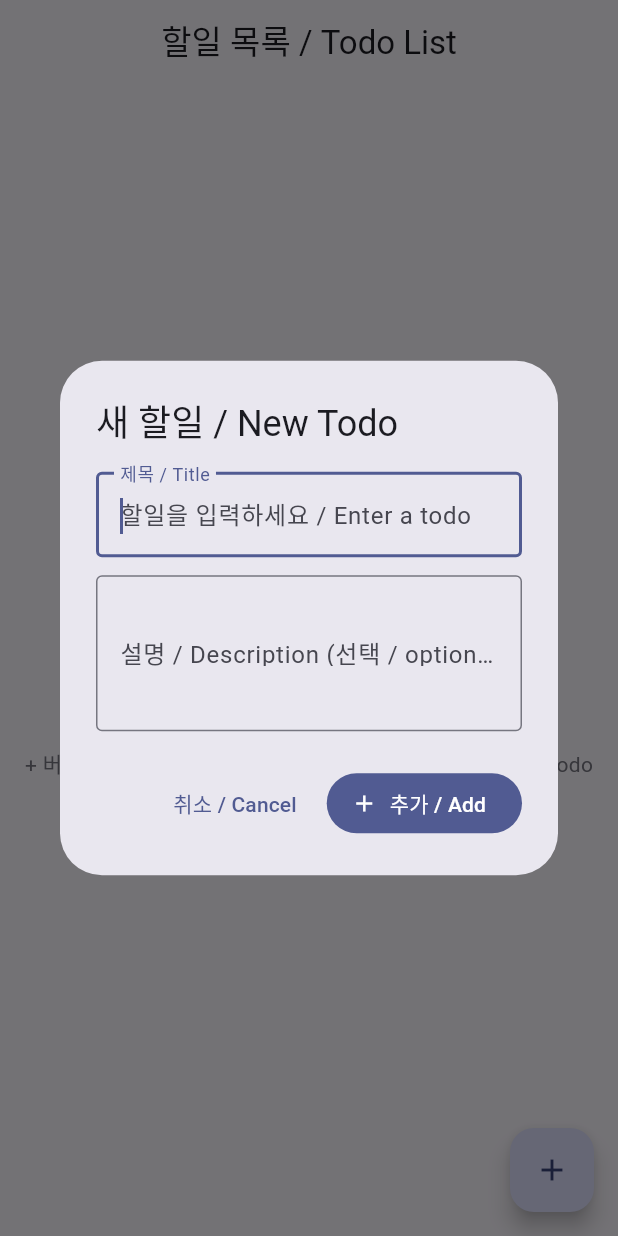
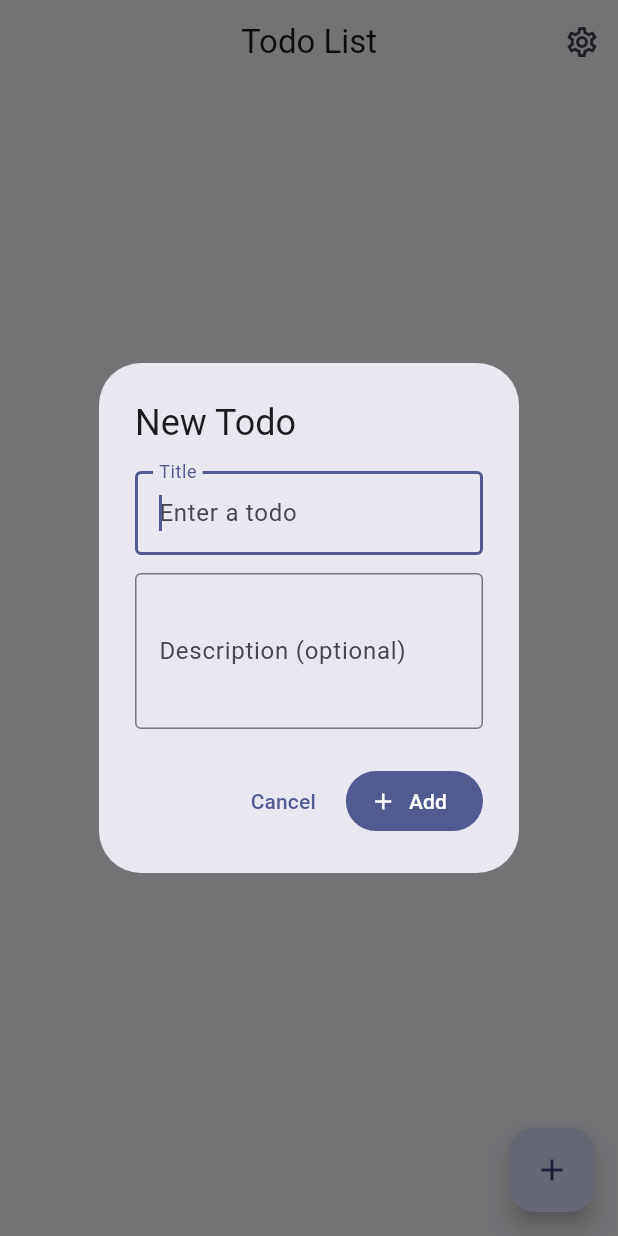
Before and after one commit to gunug/todo-app, a Flutter app: the screen it shows after launch, after a tap on the "add" icon, on a phone screen of 412 x 824 dp. Run offline on Flutter 3.47's test engine with Material 3 defaults, Android fonts, the phone set to English and light mode, and no system bars; our stand-ins replace hive_ce, hive_ce_flutter; accounts and stored records are empty; statements that could not run were skipped.

Commit message:
feat: AI 생성 아이콘 적용 및 버전 1.3.2+12 (설정 기능 추가)
- gpt-image-1로 생성한 인디고→퍼플 그라디언트 아이콘 교체 (mipmap 전체 + round)
- adaptive icon XML 추가 (mipmap-anydpi-v26)
- 설정 화면 및 SettingsService 추가, 다국어 지원(l10n)
- 버전 1.3.1+11 → 1.3.2+12

Co-Authored-By: Claude Sonnet 4.6 <noreply@anthropic.com>

```diff
--- a/lib/app.dart
+++ b/lib/app.dart
@@ -1,17 +1,38 @@
 import 'package:flutter/material.dart';
+import 'package:flutter_localizations/flutter_localizations.dart';
+import 'package:todo_lock_app/l10n/app_l10n.dart';
 import 'package:todo_lock_app/screens/home_screen.dart';
 import 'package:todo_lock_app/services/hive_service.dart';
+import 'package:todo_lock_app/services/settings_service.dart';
 
 class TodoApp extends StatelessWidget {
   final HiveService hiveService;
+  final SettingsService settingsService;
+  final ValueNotifier<Locale> localeNotifier;
 
-  const TodoApp({super.key, required this.hiveService});
+  const TodoApp({
+    super.key,
+    required this.hiveService,
+    required this.settingsService,
+    required this.localeNotifier,
+  });
 
   @override
   Widget build(BuildContext context) {
+    return ValueListenableBuilder<Locale>(
+      valueListenable: localeNotifier,
+      builder: (context, locale, _) {
         return MaterialApp(
           title: 'TodoLift',
           debugShowCheckedModeBanner: false,
+          locale: locale,
+          localizationsDelegates: const [
+            AppL10nDelegate(),
+            GlobalMaterialLocalizations.delegate,
+            GlobalWidgetsLocalizations.delegate,
+            GlobalCupertinoLocalizations.delegate,
+          ],
+          supportedLocales: const [Locale('ko'), Locale('en')],
           theme: ThemeData(
             colorSchemeSeed: Colors.indigo,
             useMaterial3: true,
@@ -23,7 +44,13 @@ class TodoApp extends StatelessWidget {
             brightness: Brightness.dark,
           ),
           themeMode: ThemeMode.system,
-      home: HomeScreen(hiveService: hiveService),
+          home: HomeScreen(
+            hiveService: hiveService,
+            settingsService: settingsService,
+            localeNotifier: localeNotifier,
+          ),
+        );
+      },
     );
   }
 }
--- /dev/null
+++ b/lib/l10n/app_l10n.dart
@@ -0,0 +1,49 @@
+import 'package:flutter/material.dart';
+
+class AppL10n {
+  final String languageCode;
+  const AppL10n(this.languageCode);
+
+  static AppL10n of(BuildContext context) {
+    return Localizations.of<AppL10n>(context, AppL10n) ?? const AppL10n('ko');
+  }
+
+  bool get isKo => languageCode == 'ko';
+
+  String get appTitle => isKo ? '할일 목록' : 'Todo List';
+  String get newTodo => isKo ? '새 할일' : 'New Todo';
+  String get editTodo => isKo ? '할일 수정' : 'Edit Todo';
+  String get titleLabel => isKo ? '제목' : 'Title';
+  String get titleHint => isKo ? '할일을 입력하세요' : 'Enter a todo';
+  String get titleRequired => isKo ? '제목을 입력해주세요' : 'Please enter a title';
+  String get descriptionLabel => isKo ? '설명 (선택)' : 'Description (optional)';
+  String get descriptionHint => isKo ? '상세 설명을 입력하세요' : 'Enter a description';
+  String get cancel => isKo ? '취소' : 'Cancel';
+  String get save => isKo ? '저장' : 'Save';
+  String get add => isKo ? '추가' : 'Add';
+  String get emptyTitle => isKo ? '할일이 없습니다' : 'No todos';
+  String get emptySubtitle => isKo ? '+ 버튼을 눌러 새 할일을 추가하세요' : 'Tap + to add a new todo';
+  String deletedMessage(String title) =>
+      isKo ? "'$title' 삭제됨" : "'$title' deleted";
+  String get undo => isKo ? '되돌리기' : 'Undo';
+  String get confirm => isKo ? '확인' : 'Confirm';
+  String elapsedDays(int days) => isKo ? '+$days일' : '+${days}day';
+  String get settings => isKo ? '설정' : 'Settings';
+  String get language => isKo ? '언어' : 'Language';
+  String get korean => '한국어';
+  String get english => 'English';
+}
+
+class AppL10nDelegate extends LocalizationsDelegate<AppL10n> {
+  const AppL10nDelegate();
+
+  @override
+  bool isSupported(Locale locale) =>
+      locale.languageCode == 'ko' || locale.languageCode == 'en';
+
+  @override
+  Future<AppL10n> load(Locale locale) async => AppL10n(locale.languageCode);
+
+  @override
+  bool shouldReload(AppL10nDelegate old) => false;
+}
--- a/lib/main.dart
+++ b/lib/main.dart
@@ -1,6 +1,7 @@
 import 'package:flutter/material.dart';
 import 'package:todo_lock_app/app.dart';
 import 'package:todo_lock_app/services/hive_service.dart';
+import 'package:todo_lock_app/services/settings_service.dart';
 
 void main() async {
   WidgetsFlutterBinding.ensureInitialized();
@@ -8,5 +9,20 @@ void main() async {
   final hiveService = HiveService();
   await hiveService.init();
 
-  runApp(TodoApp(hiveService: hiveService));
+  final settingsService = SettingsService();
+  await settingsService.init();
+
+  final deviceLang =
+      WidgetsBinding.instance.platformDispatcher.locale.languageCode;
+  final savedLang = settingsService.getSavedLanguage();
+  final initialLang =
+      savedLang ?? (deviceLang == 'ko' ? 'ko' : 'en');
+
+  final localeNotifier = ValueNotifier<Locale>(Locale(initialLang));
+
+  runApp(TodoApp(
+    hiveService: hiveService,
+    settingsService: settingsService,
+    localeNotifier: localeNotifier,
+  ));
 }
--- a/lib/screens/add_edit_todo_screen.dart
+++ b/lib/screens/add_edit_todo_screen.dart
@@ -1,4 +1,5 @@
 import 'package:flutter/material.dart';
+import 'package:todo_lock_app/l10n/app_l10n.dart';
 import 'package:todo_lock_app/models/todo.dart';
 import 'package:todo_lock_app/services/hive_service.dart';
 import 'package:uuid/uuid.dart';
@@ -66,8 +67,9 @@ class _AddEditTodoDialogState extends State<AddEditTodoDialog> {
 
   @override
   Widget build(BuildContext context) {
+    final l10n = AppL10n.of(context);
     return AlertDialog(
-      title: Text(_isEditing ? '할일 수정 / Edit Todo' : '새 할일 / New Todo'),
+      title: Text(_isEditing ? l10n.editTodo : l10n.newTodo),
       scrollable: true,
       content: Form(
         key: _formKey,
@@ -76,16 +78,16 @@ class _AddEditTodoDialogState extends State<AddEditTodoDialog> {
           children: [
             TextFormField(
               controller: _titleController,
-              decoration: const InputDecoration(
-                labelText: '제목 / Title',
-                hintText: '할일을 입력하세요 / Enter a todo',
-                border: OutlineInputBorder(),
+              decoration: InputDecoration(
+                labelText: l10n.titleLabel,
+                hintText: l10n.titleHint,
+                border: const OutlineInputBorder(),
               ),
               autofocus: !_isEditing,
               textInputAction: TextInputAction.next,
               validator: (value) {
                 if (value == null || value.trim().isEmpty) {
-                  return '제목을 입력해주세요 / Please enter a title';
+                  return l10n.titleRequired;
                 }
                 return null;
               },
@@ -93,10 +95,10 @@ class _AddEditTodoDialogState extends State<AddEditTodoDialog> {
             const SizedBox(height: 12),
             TextFormField(
               controller: _descriptionController,
-              decoration: const InputDecoration(
-                labelText: '설명 / Description (선택 / optional)',
-                hintText: '상세 설명을 입력하세요 / Enter a description',
-                border: OutlineInputBorder(),
+              decoration: InputDecoration(
+                labelText: l10n.descriptionLabel,
+                hintText: l10n.descriptionHint,
+                border: const OutlineInputBorder(),
               ),
               maxLines: 3,
               textInputAction: TextInputAction.done,
@@ -107,12 +109,12 @@ class _AddEditTodoDialogState extends State<AddEditTodoDialog> {
       actions: [
         TextButton(
           onPressed: () => Navigator.pop(context),
-          child: const Text('취소 / Cancel'),
+          child: Text(l10n.cancel),
         ),
         FilledButton.icon(
           onPressed: _save,
           icon: Icon(_isEditing ? Icons.save : Icons.add),
-          label: Text(_isEditing ? '저장 / Save' : '추가 / Add'),
+          label: Text(_isEditing ? l10n.save : l10n.add),
         ),
       ],
     );
--- a/lib/screens/home_screen.dart
+++ b/lib/screens/home_screen.dart
@@ -1,15 +1,25 @@
 import 'package:flutter/material.dart';
 import 'package:hive_ce_flutter/hive_flutter.dart';
+import 'package:todo_lock_app/l10n/app_l10n.dart';
 import 'package:todo_lock_app/models/todo.dart';
 import 'package:todo_lock_app/screens/add_edit_todo_screen.dart';
+import 'package:todo_lock_app/screens/settings_screen.dart';
 import 'package:todo_lock_app/services/hive_service.dart';
+import 'package:todo_lock_app/services/settings_service.dart';
 import 'package:todo_lock_app/widgets/empty_state_widget.dart';
 import 'package:todo_lock_app/widgets/todo_list_tile.dart';
 
 class HomeScreen extends StatefulWidget {
   final HiveService hiveService;
+  final SettingsService settingsService;
+  final ValueNotifier<Locale> localeNotifier;
 
-  const HomeScreen({super.key, required this.hiveService});
+  const HomeScreen({
+    super.key,
+    required this.hiveService,
+    required this.settingsService,
+    required this.localeNotifier,
+  });
 
   @override
   State<HomeScreen> createState() => _HomeScreenState();
@@ -25,26 +35,26 @@ class _HomeScreenState extends State<HomeScreen> {
     await widget.hiveService.deleteTodo(todo.id);
 
     if (!mounted) return;
+    final l10n = AppL10n.of(context);
     final messenger = ScaffoldMessenger.of(context);
     messenger.showSnackBar(
       SnackBar(
-        // Stays until user taps 확인 or 되돌리기 — no auto-dismiss
         duration: const Duration(days: 1),
         content: Row(
           children: [
-            Expanded(child: Text("'${todo.title}' 삭제됨 / Deleted")),
+            Expanded(child: Text(l10n.deletedMessage(todo.title))),
             TextButton(
               style: TextButton.styleFrom(foregroundColor: Colors.white),
               onPressed: () {
                 messenger.hideCurrentSnackBar();
                 _restoreTodo(todo);
               },
-              child: const Text('되돌리기 / Undo'),
+              child: Text(l10n.undo),
             ),
             TextButton(
               style: TextButton.styleFrom(foregroundColor: Colors.white),
               onPressed: () => messenger.hideCurrentSnackBar(),
-              child: const Text('확인 / Confirm'),
+              child: Text(l10n.confirm),
             ),
           ],
         ),
@@ -79,12 +89,30 @@ class _HomeScreenState extends State<HomeScreen> {
     );
   }
 
+  Future<void> _openSettings() async {
+    await showDialog(
+      context: context,
+      builder: (_) => SettingsDialog(
+        settingsService: widget.settingsService,
+        localeNotifier: widget.localeNotifier,
+      ),
+    );
+  }
+
   @override
   Widget build(BuildContext context) {
+    final l10n = AppL10n.of(context);
     return Scaffold(
       appBar: AppBar(
-        title: const Text('할일 목록 / Todo List'),
+        title: Text(l10n.appTitle),
         centerTitle: true,
+        actions: [
+          IconButton(
+            icon: const Icon(Icons.settings_outlined),
+            onPressed: _openSettings,
+            tooltip: l10n.settings,
+          ),
+        ],
       ),
       body: ValueListenableBuilder(
         valueListenable: widget.hiveService.box.listenable(),
--- /dev/null
+++ b/lib/services/settings_service.dart
@@ -0,0 +1,18 @@
+import 'package:hive_ce_flutter/hive_flutter.dart';
+
+class SettingsService {
+  static const _boxName = 'settings';
+  static const _langKey = 'language';
+
+  late Box _box;
+
+  Future<void> init() async {
+    _box = await Hive.openBox(_boxName);
+  }
+
+  String? getSavedLanguage() => _box.get(_langKey) as String?;
+
+  Future<void> setLanguage(String langCode) async {
+    await _box.put(_langKey, langCode);
+  }
+}
--- a/lib/widgets/empty_state_widget.dart
+++ b/lib/widgets/empty_state_widget.dart
@@ -1,4 +1,5 @@
 import 'package:flutter/material.dart';
+import 'package:todo_lock_app/l10n/app_l10n.dart';
 
 class EmptyStateWidget extends StatelessWidget {
   const EmptyStateWidget({super.key});
@@ -6,6 +7,7 @@ class EmptyStateWidget extends StatelessWidget {
   @override
   Widget build(BuildContext context) {
     final theme = Theme.of(context);
+    final l10n = AppL10n.of(context);
     return Center(
       child: Column(
         mainAxisSize: MainAxisSize.min,
@@ -17,14 +19,14 @@ class EmptyStateWidget extends StatelessWidget {
           ),
           const SizedBox(height: 16),
           Text(
-            '할일이 없습니다 / No todos',
+            l10n.emptyTitle,
             style: theme.textTheme.headlineSmall?.copyWith(
               color: theme.colorScheme.onSurfaceVariant,
             ),
           ),
           const SizedBox(height: 8),
           Text(
-            '+ 버튼을 눌러 새 할일을 추가하세요 / Tap + to add a new todo',
+            l10n.emptySubtitle,
             style: theme.textTheme.bodyMedium?.copyWith(
               color: theme.colorScheme.outline,
             ),
--- a/pubspec.yaml
+++ b/pubspec.yaml
@@ -1,13 +1,15 @@
 name: todo_lock_app
 description: "TodoLift - 할일 잠금화면 알림 앱"
 publish_to: 'none'
-version: 1.2.0+9
+version: 1.3.2+12
 
 environment:
   sdk: ^3.10.8
 
 dependencies:
   flutter:
+    sdk: flutter
+  flutter_localizations:
     sdk: flutter
   hive_ce: ^2.19.3
   hive_ce_flutter: ^2.3.4
```
Also changed, not shown: lib/screens/settings_screen.dart (added, +74 -0 lines), lib/widgets/todo_list_tile.dart (+4 -6 lines), pubspec.lock, todolift_icon_1024.png (added), 15 other files. Lines whose indentation alone changed are shown as unchanged.
